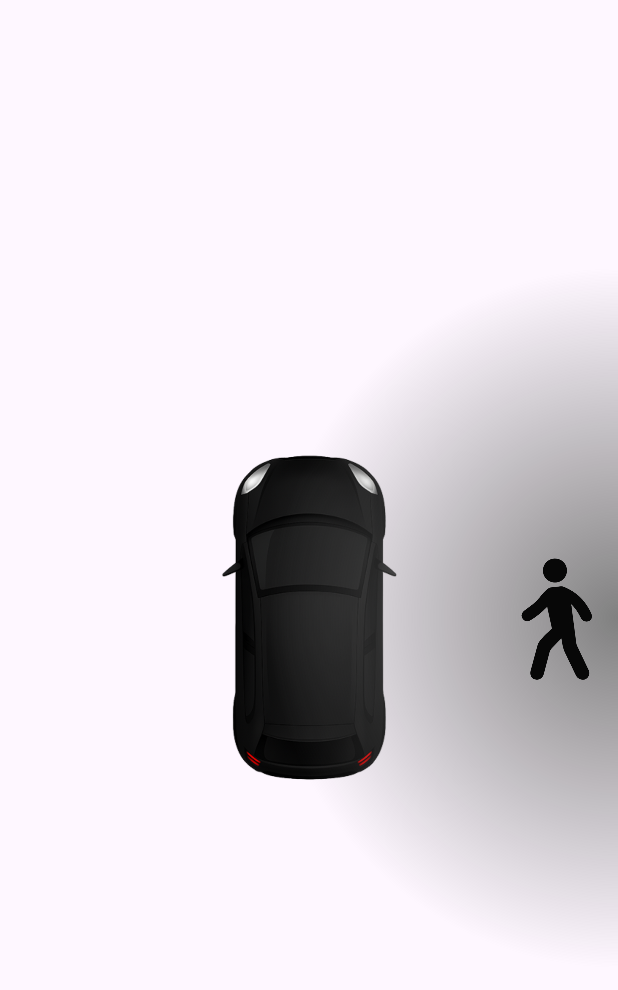
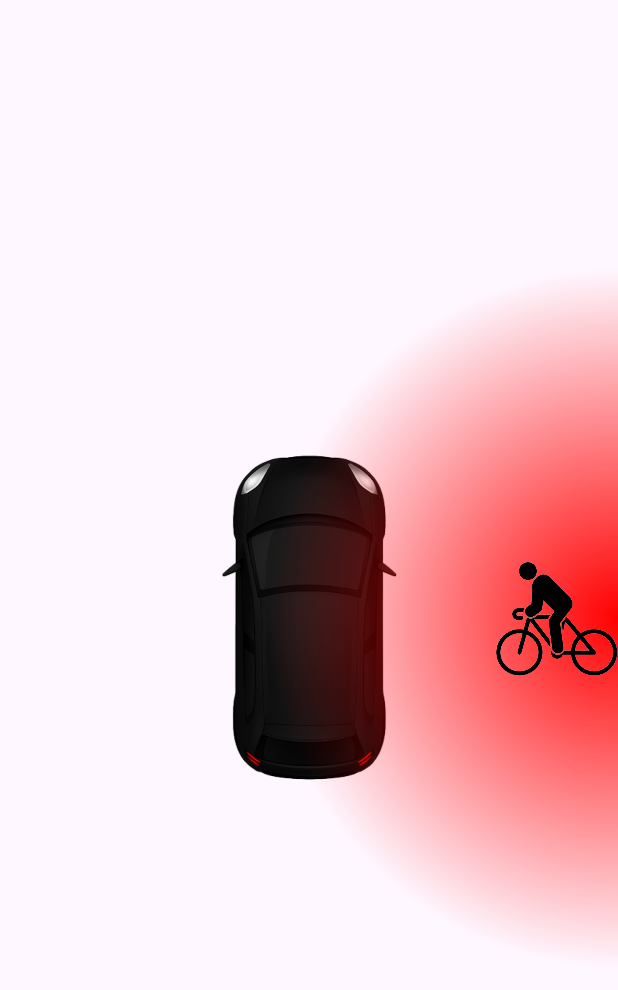
Before and after one commit to renanmatulianes/PoC-IC, an Android app: the screen it shows after launch (MainActivity), on a phone screen of 412 x 824 dp. Shown: the top 990 px of the screen. Run offline under Robolectric (Android 15) with nearby library versions, the phone set to English and light mode, and no system bars.

Commit message:
Icone do ciclista

```diff
--- a/app/src/main/java/com/example/app/MainActivity.kt
+++ b/app/src/main/java/com/example/app/MainActivity.kt
@@ -25,9 +25,9 @@ class MainActivity : AppCompatActivity() {
         setContentView(R.layout.activity_main)
 
         window.decorView.postDelayed({
-            startPulse(Direction.RIGHT, 0)
+            startPulse(Direction.RIGHT, 2)
             startArrowBlink(Direction.RIGHT)
-            showObject(Direction.RIGHT, Objects.HUMAN)
+            showObject(Direction.RIGHT, Objects.BIKE)
 
         }, 1000)
     }
@@ -166,7 +166,7 @@ class MainActivity : AppCompatActivity() {
         val resId = when (incomingObject) {
             Objects.VEHICLE     -> R.drawable.pedestrian
             Objects.MOTORCYCLE  -> R.drawable.pedestrian
-            Objects.BIKE        -> R.drawable.pedestrian
+            Objects.BIKE        -> R.drawable.cyclist
             Objects.HUMAN       -> R.drawable.pedestrian
         }
 
```
Also changed, not shown: app/src/main/res/drawable/cyclist.png (added).
